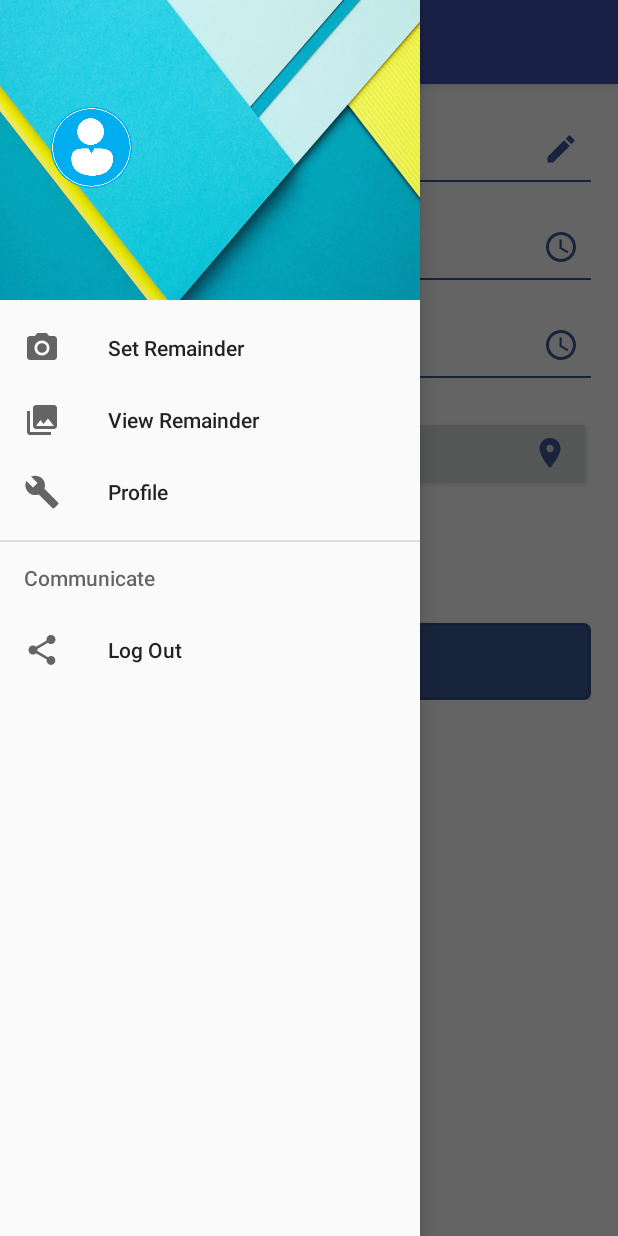
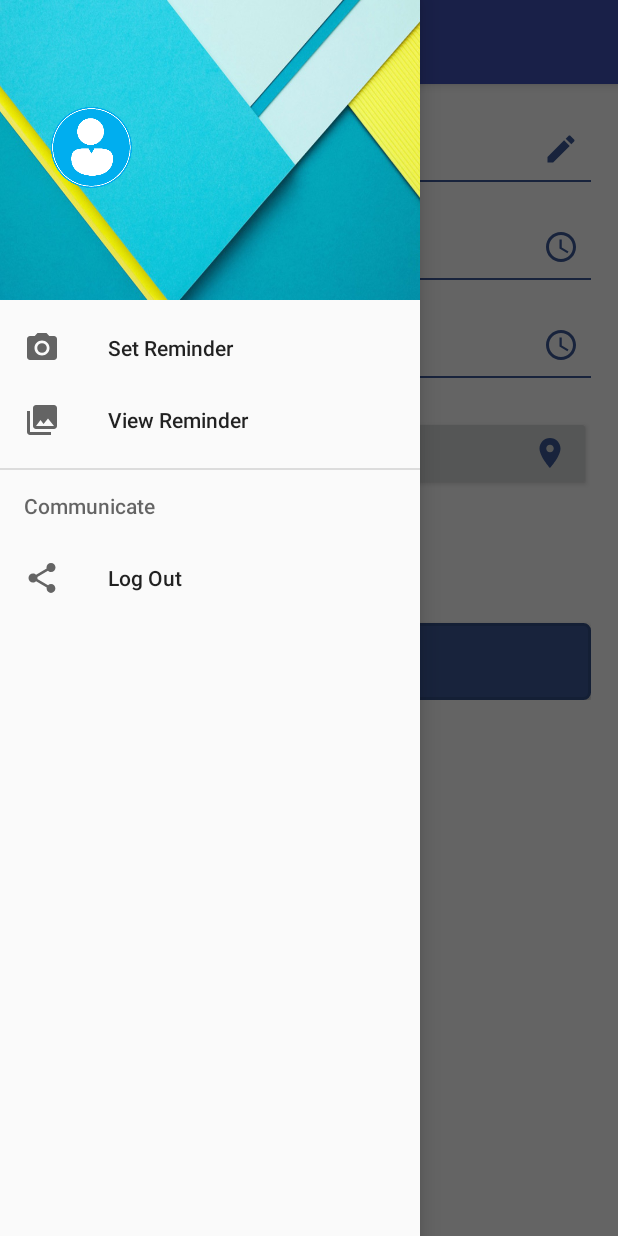
Before and after one commit to hthakkar8/reminder-app, an Android app: the screen it shows after launch once a user with an empty profile is signed in (ReminderActivity), with the side drawer open, on a phone screen of 412 x 824 dp. Run offline under Robolectric (Android 15) with nearby library versions, the phone set to English and light mode, and no system bars; our stand-ins replace Firebase (no records; nobody signed in at launch, a user with empty details on screens opened directly); 1 statement that could not run was skipped.

Commit message:
Fixed Reminder spelling

```diff
--- a/app/src/main/res/menu/activity_reminder_drawer.xml
+++ b/app/src/main/res/menu/activity_reminder_drawer.xml
@@ -5,15 +5,11 @@
         <item
             android:id="@+id/setremainder"
             android:icon="@drawable/ic_menu_camera"
-            android:title="Set Remainder" />
+            android:title="Set Reminder" />
         <item
             android:id="@+id/viewremainder"
             android:icon="@drawable/ic_menu_gallery"
-            android:title="View Remainder" />
-        <item
-            android:id="@+id/myprofile"
-            android:icon="@drawable/ic_menu_manage"
-            android:title="Profile" />
+            android:title="View Reminder" />
     </group>
 
     <item android:title="Communicate">
--- a/app/src/main/res/values/strings.xml
+++ b/app/src/main/res/values/strings.xml
@@ -1,5 +1,5 @@
 <resources>
-    <string name="app_name">Location Tracker</string>
+    <string name="app_name">Remind Me!</string>
     <string name="title_activity_reminder">Reminder</string>
 
     <string name="navigation_drawer_open">Open navigation drawer</string>
```
Also changed, not shown: app/src/main/java/com/example/suyog/locationtracker/ReminderActivity.java (+2 -8 lines).
